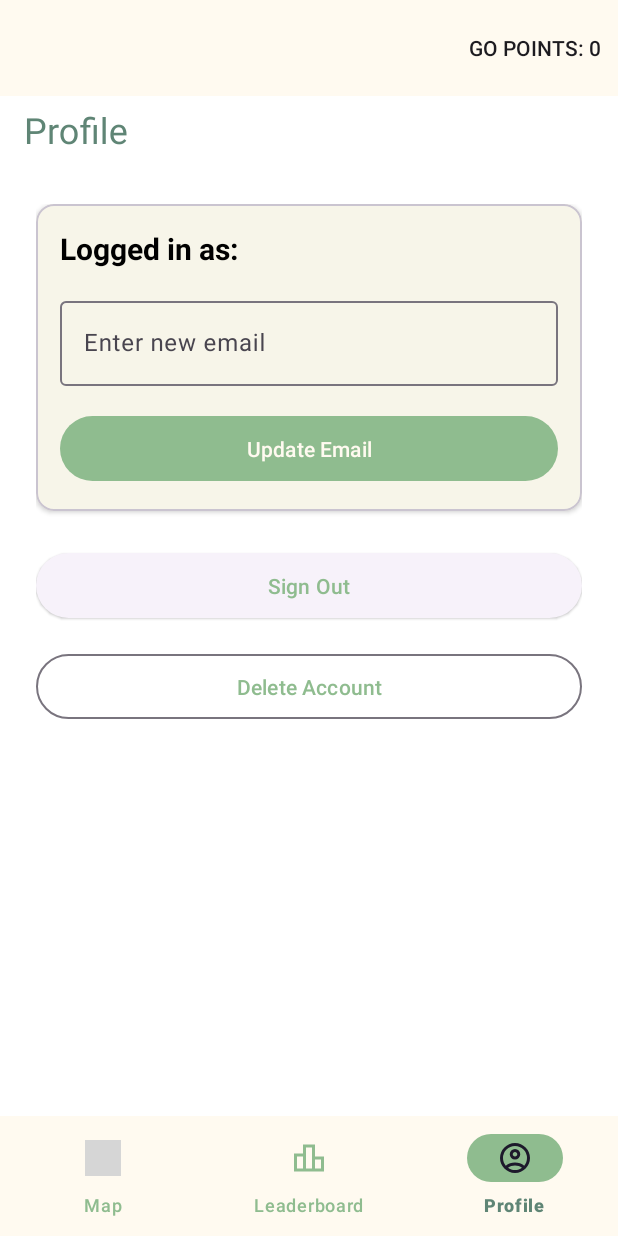
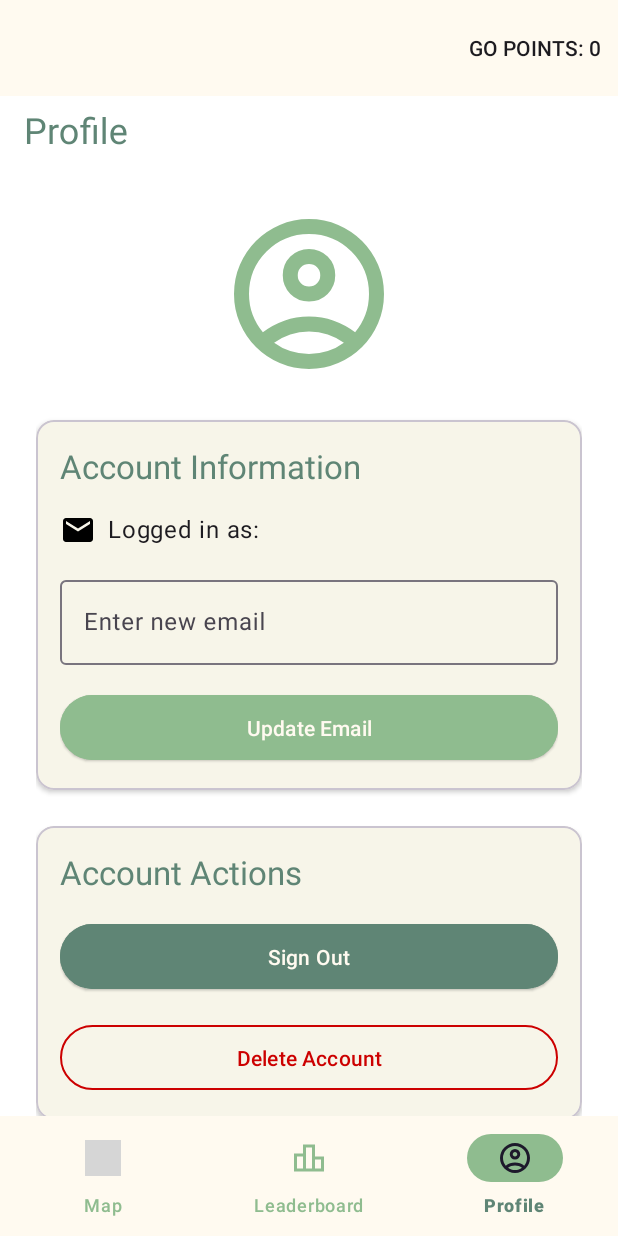
Before and after one commit to Akshat2923/StudentGo, an Android app: the ProfileFragment screen opened through its navigation route, on a phone screen of 412 x 824 dp. Run offline under Robolectric (Android 15) with nearby library versions, the phone set to English and light mode, and no system bars; our stand-ins replace Firebase (no records; nobody signed in at launch, a user with empty details on screens opened directly), Room's generated code, navigation-ui; grey boxes are pictures that could not be loaded.

Commit message:
leaderboard and profile ui

```diff
--- a/app/src/main/res/layout/fragment_profile.xml
+++ b/app/src/main/res/layout/fragment_profile.xml
@@ -6,6 +6,7 @@
     android:background="@color/white"
     android:layout_height="match_parent">
 
+    <!-- Keep existing AppBarLayout -->
     <com.google.android.material.appbar.AppBarLayout
         android:layout_width="match_parent"
         android:layout_height="wrap_content"
@@ -36,7 +37,6 @@
     <androidx.core.widget.NestedScrollView
         android:layout_width="match_parent"
         android:layout_height="match_parent"
-
         app:layout_behavior="@string/appbar_scrolling_view_behavior">
 
         <LinearLayout
@@ -45,6 +45,16 @@
             android:orientation="vertical"
             android:padding="24dp">
 
+            <!-- Profile Icon -->
+            <ImageView
+                android:layout_width="120dp"
+                android:layout_height="120dp"
+                android:layout_gravity="center"
+                android:layout_marginBottom="24dp"
+                android:src="@drawable/ic_profile_black_24dp"
+                app:tint="@color/sage_green"/>
+
+            <!-- User Info Card -->
             <com.google.android.material.card.MaterialCardView
                 android:layout_width="match_parent"
                 android:layout_height="wrap_content"
@@ -58,15 +68,22 @@
                     android:orientation="vertical"
                     android:padding="16dp">
 
+                    <TextView
+                        android:layout_width="wrap_content"
+                        android:layout_height="wrap_content"
+                        android:text="Account Information"
+                        android:textAppearance="?attr/textAppearanceTitleLarge"
+                        android:textColor="@color/dark_green"
+                        android:layout_marginBottom="16dp"/>
+
                     <com.google.android.material.textview.MaterialTextView
                         android:id="@+id/emailTextView"
                         android:layout_width="wrap_content"
                         android:layout_height="wrap_content"
-                        android:text="User Info"
-                        android:textSize="20sp"
-                        android:textStyle="bold"
-                        android:layout_marginBottom="16dp"
-                        android:textColor="@color/black"/>
+                        android:drawableStart="@drawable/ic_update"
+                        android:drawablePadding="8dp"
+                        android:textAppearance="?attr/textAppearanceBodyLarge"
+                        android:layout_marginBottom="16dp"/>
 
                     <com.google.android.material.textfield.TextInputLayout
                         android:layout_width="match_parent"
@@ -77,7 +94,8 @@
                         <com.google.android.material.textfield.TextInputEditText
                             android:id="@+id/emailEditText"
                             android:layout_width="match_parent"
-                            android:layout_height="wrap_content"/>
+                            android:layout_height="wrap_content"
+                            android:inputType="textEmailAddress"/>
                     </com.google.android.material.textfield.TextInputLayout>
 
                     <com.google.android.material.button.MaterialButton
@@ -86,9 +104,33 @@
                         android:layout_height="wrap_content"
                         android:layout_marginTop="16dp"
                         android:padding="12dp"
-                        android:text="Update Email"/>
+                        style="@style/Widget.Material3.Button.ElevatedButton"
+                        android:text="Update Email"
+                        android:backgroundTint="@color/sage_green"
+                        android:textColor="@color/creme"/>
                 </LinearLayout>
             </com.google.android.material.card.MaterialCardView>
+
+            <!-- Account Actions Card -->
+            <com.google.android.material.card.MaterialCardView
+                android:layout_width="match_parent"
+                android:layout_height="wrap_content"
+                app:cardElevation="2dp"
+                app:cardCornerRadius="12dp">
+
+                <LinearLayout
+                    android:layout_width="match_parent"
+                    android:layout_height="wrap_content"
+                    android:orientation="vertical"
+                    android:padding="16dp">
+
+                    <TextView
+                        android:layout_width="wrap_content"
+                        android:layout_height="wrap_content"
+                        android:text="Account Actions"
+                        android:textAppearance="?attr/textAppearanceTitleLarge"
+                        android:textColor="@color/dark_green"
+                        android:layout_marginBottom="16dp"/>
 
                     <com.google.android.material.button.MaterialButton
                         android:id="@+id/logoutButton"
@@ -97,6 +139,8 @@
                         android:layout_marginBottom="16dp"
                         android:padding="12dp"
                         style="@style/Widget.Material3.Button.ElevatedButton"
+                        android:backgroundTint="@color/dark_green"
+                        android:textColor="@color/creme"
                         android:text="Sign Out"/>
 
                     <com.google.android.material.button.MaterialButton
@@ -105,7 +149,12 @@
                         android:layout_height="wrap_content"
                         android:padding="12dp"
                         style="@style/Widget.Material3.Button.OutlinedButton"
+                        android:textColor="@android:color/holo_red_dark"
+                        app:strokeColor="@android:color/holo_red_dark"
                         android:text="Delete Account"/>
+                </LinearLayout>
+            </com.google.android.material.card.MaterialCardView>
 
         </LinearLayout>
-    </androidx.core.widget.NestedScrollView></androidx.coordinatorlayout.widget.CoordinatorLayout>
+    </androidx.core.widget.NestedScrollView>
+</androidx.coordinatorlayout.widget.CoordinatorLayout>
```
Also changed, not shown: app/src/main/res/layout/fragment_leaderboard.xml (+32 -8 lines), app/src/main/res/layout/item_leaderboard_entry.xml (+29 -3 lines), app/src/main/res/layout/item_popular_location.xml (deleted, +0 -32 lines). Lines whose indentation alone changed are shown as unchanged.
